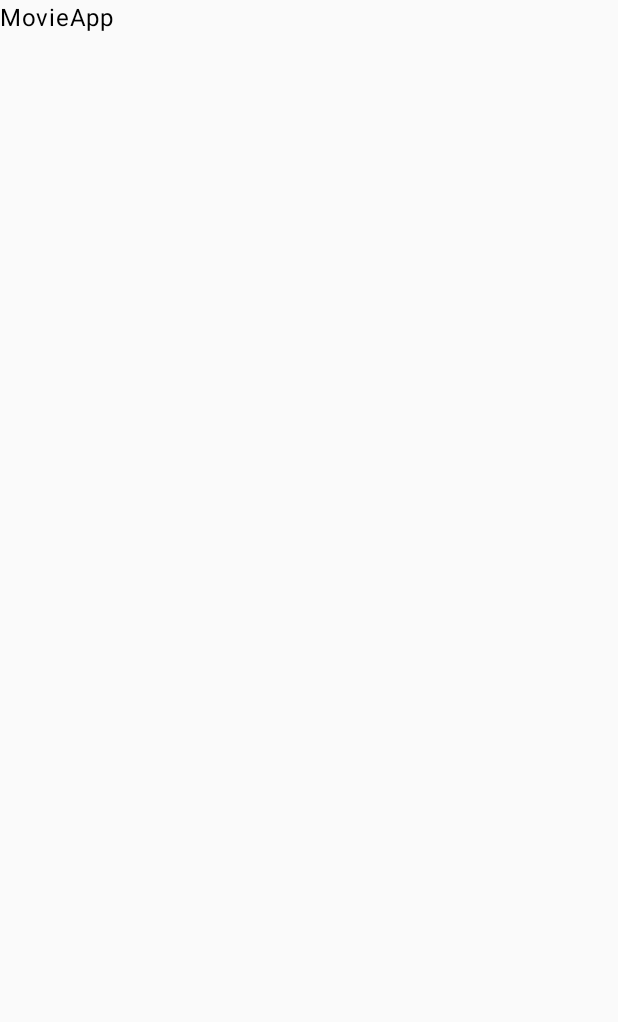
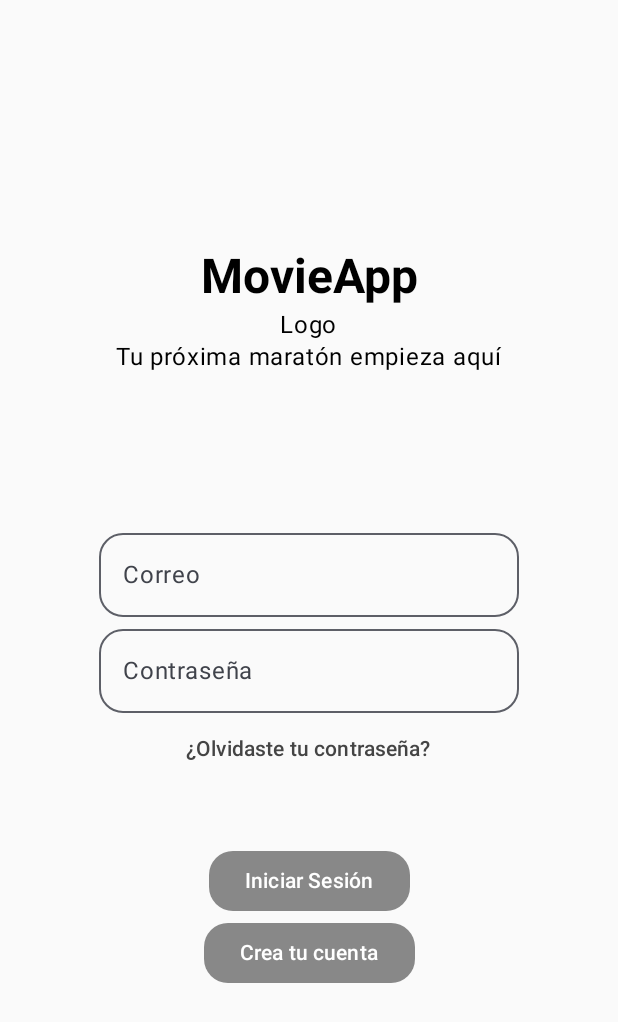
Before and after one commit to axensz/MovieMap, an Android app built with Jetpack Compose: the screen it shows after launch (MainActivity), on a phone screen of 412 x 824 dp. Before the commit the part shown is almost empty. Shown: the top 1022 px of the screen. Run offline under Robolectric (Android 15) with nearby library versions, the phone set to English and light mode, and no system bars.

Commit message:
Vista de login, falta logo

```diff
--- a/app/src/main/java/com/upbapps/moviemap/presentation/MainActivity.kt
+++ b/app/src/main/java/com/upbapps/moviemap/presentation/MainActivity.kt
@@ -4,9 +4,7 @@ import android.os.Bundle
 import androidx.activity.ComponentActivity
 import androidx.activity.compose.setContent
 import androidx.activity.enableEdgeToEdge
-import androidx.compose.material3.Text
 import androidx.compose.runtime.Composable
-import androidx.compose.ui.Modifier
 import androidx.compose.ui.tooling.preview.Preview
 import androidx.navigation.compose.NavHost
 import com.upbapps.moviemap.ui.theme.MovieMapTheme
@@ -20,27 +18,24 @@ class MainActivity : ComponentActivity() {
         enableEdgeToEdge()
         setContent {
             MovieMapTheme {
-                val navController = rememberNavController()
-                NavHost(navController = navController, startDestination = "login"){
-                    composable("login") { Login(navController) }
-                }
+                Navigation()
             }
         }
     }
 }
 
 @Composable
-fun Greeting(name: String, modifier: Modifier = Modifier) {
-    Text(
-        text = "Hello $name!",
-        modifier = modifier
-    )
+fun Navigation(){
+    val navController = rememberNavController()
+    NavHost(navController = navController, startDestination = "login"){
+        composable("login") { Login(navController) }
+    }
 }
 
 @Preview(showBackground = true)
 @Composable
-fun GreetingPreview() {
+fun Preview() {
     MovieMapTheme {
-        Greeting("Android")
+        Navigation()
     }
 }
--- a/app/src/main/java/com/upbapps/moviemap/presentation/vistas/Login.kt
+++ b/app/src/main/java/com/upbapps/moviemap/presentation/vistas/Login.kt
@@ -1,13 +1,75 @@
 package com.upbapps.moviemap.presentation.vistas
 
+import androidx.compose.foundation.layout.Arrangement
 import androidx.compose.foundation.layout.Column
+import androidx.compose.foundation.layout.Spacer
+import androidx.compose.foundation.layout.fillMaxSize
+import androidx.compose.foundation.layout.height
+import androidx.compose.foundation.layout.padding
+import androidx.compose.foundation.shape.RoundedCornerShape
+import androidx.compose.material3.MaterialTheme
 import androidx.compose.material3.Text
 import androidx.compose.runtime.Composable
+import androidx.compose.ui.Alignment
+import androidx.compose.ui.Modifier
+import androidx.compose.ui.unit.dp
 import androidx.navigation.NavHostController
+import androidx.compose.runtime.*
+import androidx.compose.material3.*
+import androidx.compose.ui.graphics.Color
+import androidx.compose.ui.text.font.FontWeight
 
 @Composable
 fun Login (navController: NavHostController){
-    Column {
-        Text(text = "MovieApp")
+    var correo by remember { mutableStateOf("") }
+    var contraseña by remember { mutableStateOf("") }
+
+    Column (
+        modifier = Modifier.fillMaxSize()
+            .padding(16.dp),
+        verticalArrangement = Arrangement.Center,
+        horizontalAlignment = Alignment.CenterHorizontally
+    ) {
+        Text(
+            text = "MovieApp",
+            style = MaterialTheme.typography.headlineLarge,
+            fontWeight = FontWeight.Bold
+        )
+        Text(text = "Logo")
+        Text(text = "Tu próxima maratón empieza aquí", style = MaterialTheme.typography.bodyLarge)
+        Spacer(modifier = Modifier.height(100.dp))
+        OutlinedTextField(
+            value = correo,
+            onValueChange = {correo = it},
+            label = {Text(text = "Correo")},
+            shape = RoundedCornerShape(16.dp)
+        )
+        OutlinedTextField(
+            value = contraseña,
+            onValueChange = {contraseña = it},
+            label = {Text(text = "Contraseña")},
+            shape = RoundedCornerShape(16.dp)
+        )
+        TextButton(
+            onClick = {},
+            colors = ButtonDefaults.textButtonColors(contentColor = Color.DarkGray)
+        ) {
+            Text(text="¿Olvidaste tu contraseña?")
+        }
+        Spacer(modifier = Modifier.height(40.dp))
+        Button(
+            onClick = {},
+            shape = RoundedCornerShape(16.dp),
+            colors = ButtonDefaults.buttonColors(containerColor = Color.Gray)
+        ) {
+            Text(text = "Iniciar Sesión")
+        }
+        Button(
+            onClick = {},
+            shape = RoundedCornerShape(16.dp),
+            colors = ButtonDefaults.buttonColors(containerColor = Color.Gray)
+        ) {
+            Text(text = "Crea tu cuenta")
+        }
     }
 }
```
